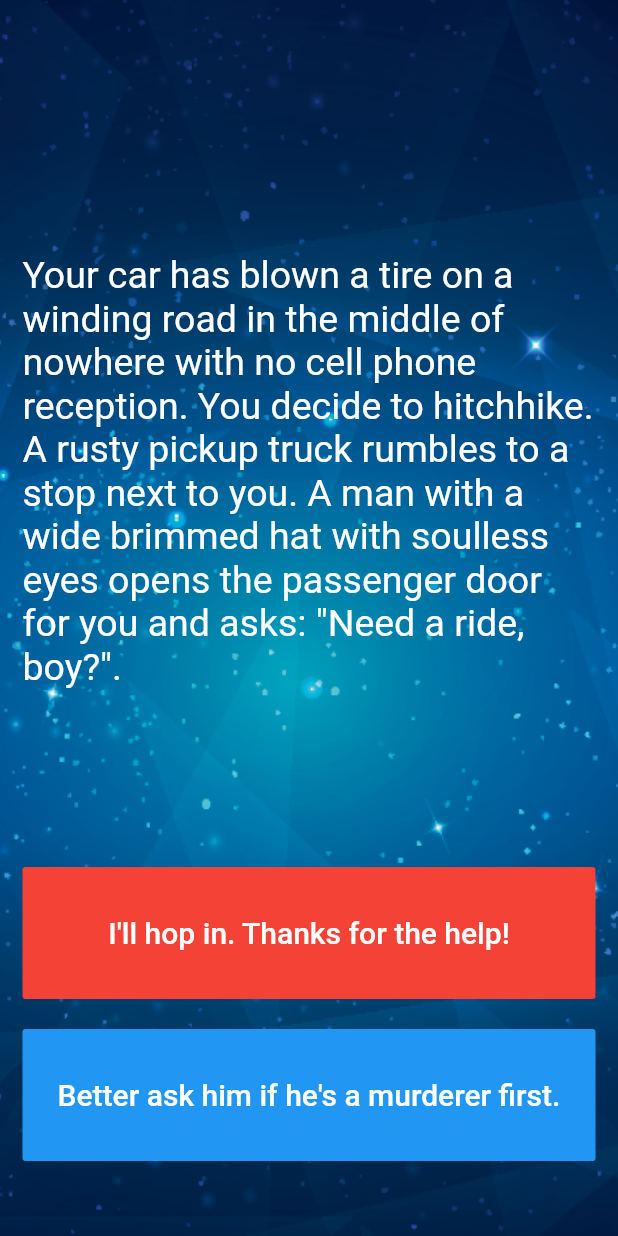
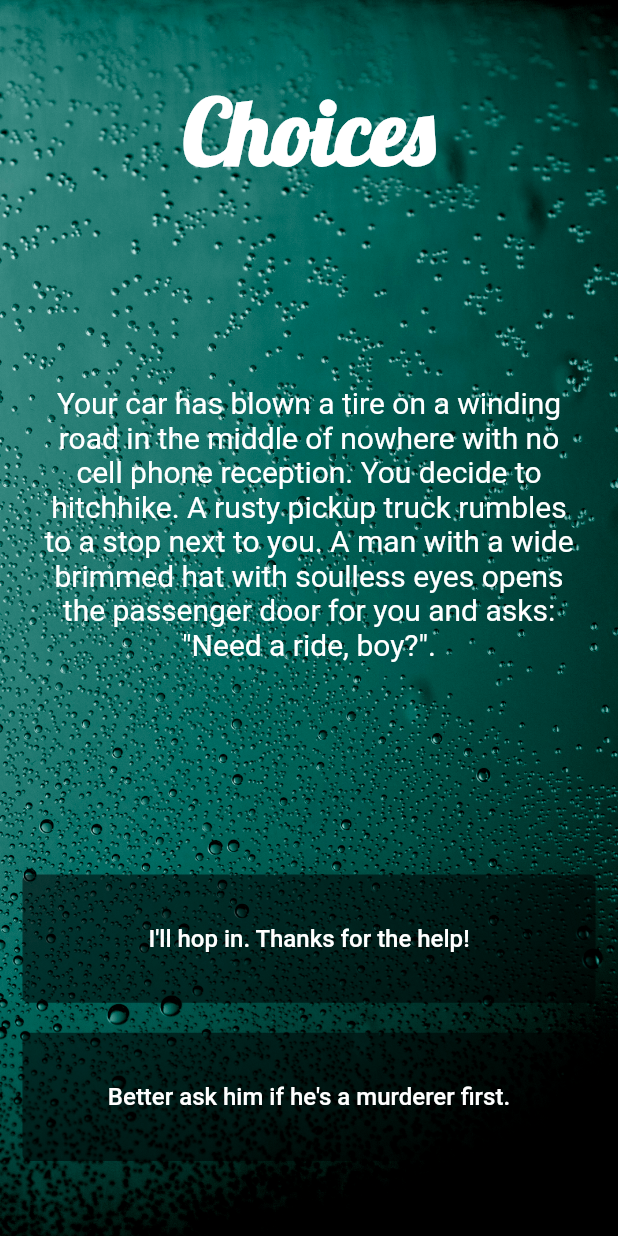
Before and after one commit to jvanleersum/flutter_choices_app, a Flutter app: the screen it shows after launch, on a phone screen of 412 x 824 dp. Run offline on Flutter 3.47's test engine with Material 2 defaults, Android fonts, the phone set to English and light mode, and no system bars.

Commit message:
Updated title and app design

```diff
--- a/lib/main.dart
+++ b/lib/main.dart
@@ -25,7 +25,7 @@ class _StoryPageState extends State<StoryPage> {
       body: Container(
         decoration: BoxDecoration(
           image: DecorationImage(
-            image: AssetImage('images/background.png'),
+            image: AssetImage('images/background_extragreen.png'),
             fit: BoxFit.cover,
           ),
         ),
@@ -36,30 +36,27 @@ class _StoryPageState extends State<StoryPage> {
             crossAxisAlignment: CrossAxisAlignment.stretch,
             children: <Widget>[
               Expanded(
-                flex: 12,
-                child: Center(
-                  child: Text(
-                    storyBrain.getStory(),
-                    style: TextStyle(
-                      fontSize: 25.0,
-                    ),
-                  ),
+                child: Text(
+                  "Choices",
+                  style: TextStyle(
+                      fontSize: 60,
+                      fontWeight: FontWeight.bold,
+                      fontFamily: 'Lobster'),
+                  textAlign: TextAlign.center,
                 ),
               ),
               Expanded(
-                flex: 2,
-                child: FlatButton(
-                  onPressed: () {
-                    //Choice 1 made by user.
-                    setState(() {
-                      storyBrain.nextStory(1);
-                    });
-                  },
-                  color: Colors.red,
-                  child: Text(
-                    storyBrain.getChoice1(),
-                    style: TextStyle(
-                      fontSize: 20.0,
+                flex: 5,
+                child: Padding(
+                  padding: const EdgeInsets.symmetric(horizontal: 8),
+                  child: Center(
+                    child: Text(
+                      storyBrain.getStory(),
+                      textAlign: TextAlign.center,
+                      style: TextStyle(
+                        fontSize: 20.0,
+                        color: Colors.white,
+                      ),
                     ),
                   ),
                 ),
@@ -68,20 +65,45 @@ class _StoryPageState extends State<StoryPage> {
                 height: 20.0,
               ),
               Expanded(
-                flex: 2,
+                flex: 1,
+                child: TextButton(
+                  onPressed: () {
+                    //Choice 1 made by user.
+                    setState(() {
+                      storyBrain.nextStory(1);
+                    });
+                  },
+                  style: TextButton.styleFrom(
+                      backgroundColor: Colors.black54, primary: Colors.white),
+                  child: Text(
+                    storyBrain.getChoice1(),
+                    textAlign: TextAlign.center,
+                    style: TextStyle(
+                      fontSize: 16.0,
+                    ),
+                  ),
+                ),
+              ),
+              SizedBox(
+                height: 20.0,
+              ),
+              Expanded(
+                flex: 1,
                 child: Visibility(
                   visible: storyBrain.buttonShouldBeVisible(),
-                  child: FlatButton(
+                  child: TextButton(
                     onPressed: () {
                       setState(() {
                         storyBrain.nextStory(2);
                       }); //Choice 2 made by user.
                     },
-                    color: Colors.blue,
+                    style: TextButton.styleFrom(
+                        backgroundColor: Colors.black54, primary: Colors.white),
                     child: Text(
                       storyBrain.getChoice2(),
+                      textAlign: TextAlign.center,
                       style: TextStyle(
-                        fontSize: 20.0,
+                        fontSize: 16.0,
                       ),
                     ),
                   ),
```
Also changed, not shown: pubspec.yaml (+4 -21 lines), fonts/Lobster-Regular.ttf (added), images/background_extragreen.png (added).
